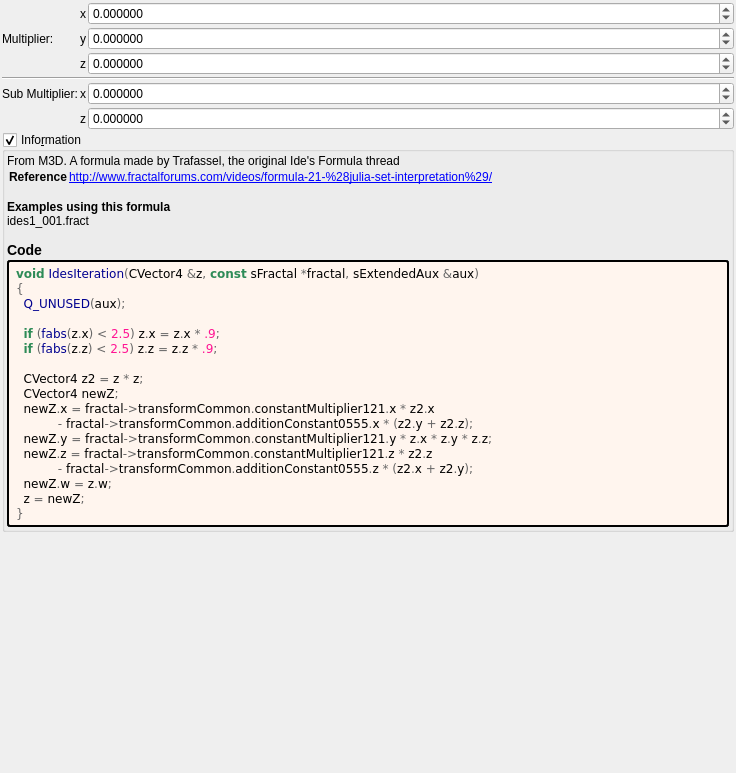
First picture: the form in mandelbulber2/formula/ui/ides.ui, repository irinox-ctrl/mandelbulber2, before the edit.
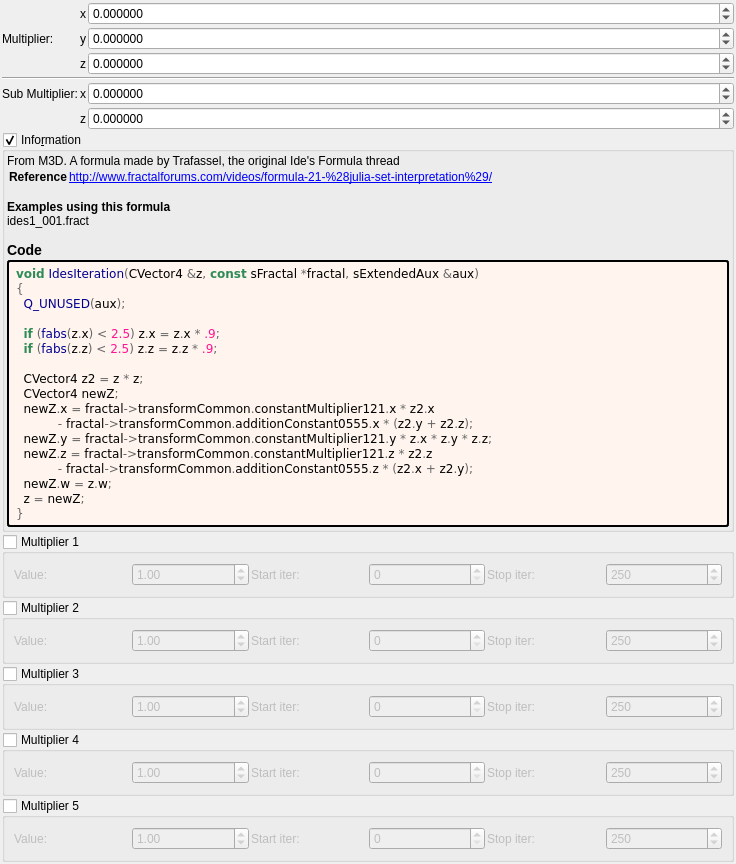
Second picture: the form after the edit. Custom widgets are drawn as their Qt base class.

Commit message:
feat: add 5 general-purpose multipliers to all 1007 fractal formulas
Each multiplier has:
- Checkbox (OFF by default)
- Value spinbox (default 1.0, range -100 to 100)
- Iteration start/stop range

Logic: z *= value; DE *= |value|;

Uses existing transformCommon parameters:
- Checkboxes: functionEnabledBx/By/Bz/Bw/CzFalse
- Values: scale4/5/6/8/16
- Ranges: startIterationsB-F/stopIterationsB-F

Modified 1007 .cpp (CPU), 1006 .cl (GPU), 1023 .ui files.
Both source (formula/) and deploy (deploy/share/) copies updated.

What changed in the file:
```diff
--- a/mandelbulber2/formula/ui/ides.ui
+++ b/mandelbulber2/formula/ui/ides.ui
@@ -320,6 +320,192 @@
      </layout>
     </widget>
    </item>
+   <item>
+    <widget class="MyGroupBox" name="groupCheck_transf_function_enabledBx_false">
+     <property name="title"><string>Multiplier 1</string></property>
+     <property name="checkable"><bool>true</bool></property>
+     <property name="checked"><bool>false</bool></property>
+     <layout class="QGridLayout" name="gridLayout_mult1">
+      <property name="spacing"><number>2</number></property>
+      <item row="0" column="0">
+       <widget class="QLabel"><property name="text"><string>Value:</string></property></widget>
+      </item>
+      <item row="0" column="1">
+       <widget class="MyDoubleSpinBox" name="spinbox_transf_scale_4">
+        <property name="minimum"><double>-100.0</double></property><property name="maximum"><double>100.0</double></property>
+        <property name="singleStep"><double>0.01</double></property><property name="value"><double>1.0</double></property>
+       </widget>
+      </item>
+      <item row="0" column="2">
+       <widget class="QLabel"><property name="text"><string>Start iter:</string></property></widget>
+      </item>
+      <item row="0" column="3">
+       <widget class="MySpinBox" name="spinboxInt_transf_start_iterations_B">
+        <property name="minimum"><number>0</number></property><property name="maximum"><number>10000</number></property>
+        <property name="value"><number>0</number></property>
+       </widget>
+      </item>
+      <item row="0" column="4">
+       <widget class="QLabel"><property name="text"><string>Stop iter:</string></property></widget>
+      </item>
+      <item row="0" column="5">
+       <widget class="MySpinBox" name="spinboxInt_transf_stop_iterations_B">
+        <property name="minimum"><number>0</number></property><property name="maximum"><number>10000</number></property>
+        <property name="value"><number>250</number></property>
+       </widget>
+      </item>
+     </layout>
+    </widget>
+   </item>
+   <item>
+    <widget class="MyGroupBox" name="groupCheck_transf_function_enabledBy_false">
+     <property name="title"><string>Multiplier 2</string></property>
+     <property name="checkable"><bool>true</bool></property>
+     <property name="checked"><bool>false</bool></property>
+     <layout class="QGridLayout" name="gridLayout_mult2">
+      <property name="spacing"><number>2</number></property>
+      <item row="0" column="0">
+       <widget class="QLabel"><property name="text"><string>Value:</string></property></widget>
+      </item>
+      <item row="0" column="1">
+       <widget class="MyDoubleSpinBox" name="spinbox_transf_scale_5">
+        <property name="minimum"><double>-100.0</double></property><property name="maximum"><double>100.0</double></property>
+        <property name="singleStep"><double>0.01</double></property><property name="value"><double>1.0</double></property>
+       </widget>
+      </item>
+      <item row="0" column="2">
+       <widget class="QLabel"><property name="text"><string>Start iter:</string></property></widget>
+      </item>
+      <item row="0" column="3">
+       <widget class="MySpinBox" name="spinboxInt_transf_start_iterations_C">
+        <property name="minimum"><number>0</number></property><property name="maximum"><number>10000</number></property>
+        <property name="value"><number>0</number></property>
+       </widget>
+      </item>
+      <item row="0" column="4">
+       <widget class="QLabel"><property name="text"><string>Stop iter:</string></property></widget>
+      </item>
+      <item row="0" column="5">
+       <widget class="MySpinBox" name="spinboxInt_transf_stop_iterations_C">
+        <property name="minimum"><number>0</number></property><property name="maximum"><number>10000</number></property>
+        <property name="value"><number>250</number></property>
+       </widget>
+      </item>
+     </layout>
+    </widget>
+   </item>
+   <item>
+    <widget class="MyGroupBox" name="groupCheck_transf_function_enabledBz_false">
+     <property name="title"><string>Multiplier 3</string></property>
+     <property name="checkable"><bool>true</bool></property>
+     <property name="checked"><bool>false</bool></property>
+     <layout class="QGridLayout" name="gridLayout_mult3">
+      <property name="spacing"><number>2</number></property>
+      <item row="0" column="0">
+       <widget class="QLabel"><property name="text"><string>Value:</string></property></widget>
+      </item>
+      <item row="0" column="1">
+       <widget class="MyDoubleSpinBox" name="spinbox_transf_scale_6">
+        <property name="minimum"><double>-100.0</double></property><property name="maximum"><double>100.0</double></property>
+        <property name="singleStep"><double>0.01</double></property><property name="value"><double>1.0</double></property>
+       </widget>
+      </item>
+      <item row="0" column="2">
+       <widget class="QLabel"><property name="text"><string>Start iter:</string></property></widget>
+      </item>
+      <item row="0" column="3">
+       <widget class="MySpinBox" name="spinboxInt_transf_start_iterations_D">
+        <property name="minimum"><number>0</number></property><property name="maximum"><number>10000</number></property>
+        <property name="value"><number>0</number></property>
+       </widget>
+      </item>
+      <item row="0" column="4">
+       <widget class="QLabel"><property name="text"><string>Stop iter:</string></property></widget>
+      </item>
+      <item row="0" column="5">
+       <widget class="MySpinBox" name="spinboxInt_transf_stop_iterations_D">
+        <property name="minimum"><number>0</number></property><property name="maximum"><number>10000</number></property>
+        <property name="value"><number>250</number></property>
+       </widget>
+      </item>
+     </layout>
+    </widget>
+   </item>
+   <item>
+    <widget class="MyGroupBox" name="groupCheck_transf_function_enabledBw_false">
+     <property name="title"><string>Multiplier 4</string></property>
+     <property name="checkable"><bool>true</bool></property>
+     <property name="checked"><bool>false</bool></property>
+     <layout class="QGridLayout" name="gridLayout_mult4">
+      <property name="spacing"><number>2</number></property>
+      <item row="0" column="0">
+       <widget class="QLabel"><property name="text"><string>Value:</string></property></widget>
+      </item>
+      <item row="0" column="1">
+       <widget class="MyDoubleSpinBox" name="spinbox_transf_scale_8">
+        <property name="minimum"><double>-100.0</double></property><property name="maximum"><double>100.0</double></property>
+        <property name="singleStep"><double>0.01</double></property><property name="value"><double>1.0</double></property>
+       </widget>
+      </item>
+      <item row="0" column="2">
+       <widget class="QLabel"><property name="text"><string>Start iter:</string></property></widget>
+      </item>
+      <item row="0" column="3">
+       <widget class="MySpinBox" name="spinboxInt_transf_start_iterations_E">
+        <property name="minimum"><number>0</number></property><property name="maximum"><number>10000</number></property>
+        <property name="value"><number>0</number></property>
+       </widget>
+      </item>
+      <item row="0" column="4">
+       <widget class="QLabel"><property name="text"><string>Stop iter:</string></property></widget>
+      </item>
+      <item row="0" column="5">
+       <widget class="MySpinBox" name="spinboxInt_transf_stop_iterations_E">
+        <property name="minimum"><number>0</number></property><property name="maximum"><number>10000</number></property>
+        <property name="value"><number>250</number></property>
+       </widget>
+      </item>
+     </layout>
+    </widget>
+   </item>
+   <item>
+    <widget class="MyGroupBox" name="groupCheck_transf_function_enabledCz_false">
+     <property name="title"><string>Multiplier 5</string></property>
+     <property name="checkable"><bool>true</bool></property>
+     <property name="checked"><bool>false</bool></property>
+     <layout class="QGridLayout" name="gridLayout_mult5">
+      <property name="spacing"><number>2</number></property>
+      <item row="0" column="0">
+       <widget class="QLabel"><property name="text"><string>Value:</string></property></widget>
+      </item>
+      <item row="0" column="1">
+       <widget class="MyDoubleSpinBox" name="spinbox_transf_scale_16">
+        <property name="minimum"><double>-100.0</double></property><property name="maximum"><double>100.0</double></property>
+        <property name="singleStep"><double>0.01</double></property><property name="value"><double>1.0</double></property>
+       </widget>
+      </item>
+      <item row="0" column="2">
+       <widget class="QLabel"><property name="text"><string>Start iter:</string></property></widget>
+      </item>
+      <item row="0" column="3">
+       <widget class="MySpinBox" name="spinboxInt_transf_start_iterations_F">
+        <property name="minimum"><number>0</number></property><property name="maximum"><number>10000</number></property>
+        <property name="value"><number>0</number></property>
+       </widget>
+      </item>
+      <item row="0" column="4">
+       <widget class="QLabel"><property name="text"><string>Stop iter:</string></property></widget>
+      </item>
+      <item row="0" column="5">
+       <widget class="MySpinBox" name="spinboxInt_transf_stop_iterations_F">
+        <property name="minimum"><number>0</number></property><property name="maximum"><number>10000</number></property>
+        <property name="value"><number>250</number></property>
+       </widget>
+      </item>
+     </layout>
+    </widget>
+   </item>
+
    <item>
     <spacer name="verticalSpacer">
      <property name="orientation">
@@ -347,6 +533,11 @@
    <header>my_group_box.h</header>
    <container>1</container>
   </customwidget>
+   <customwidget>
+   <class>MySpinBox</class>
+   <extends>QSpinBox</extends>
+   <header>my_spin_box.h</header>
+  </customwidget>
  </customwidgets>
  <tabstops>
   <tabstop>spinbox3_transf_constant_multiplier_121_x</tabstop>
```
The commit also changes 3972 other files.
